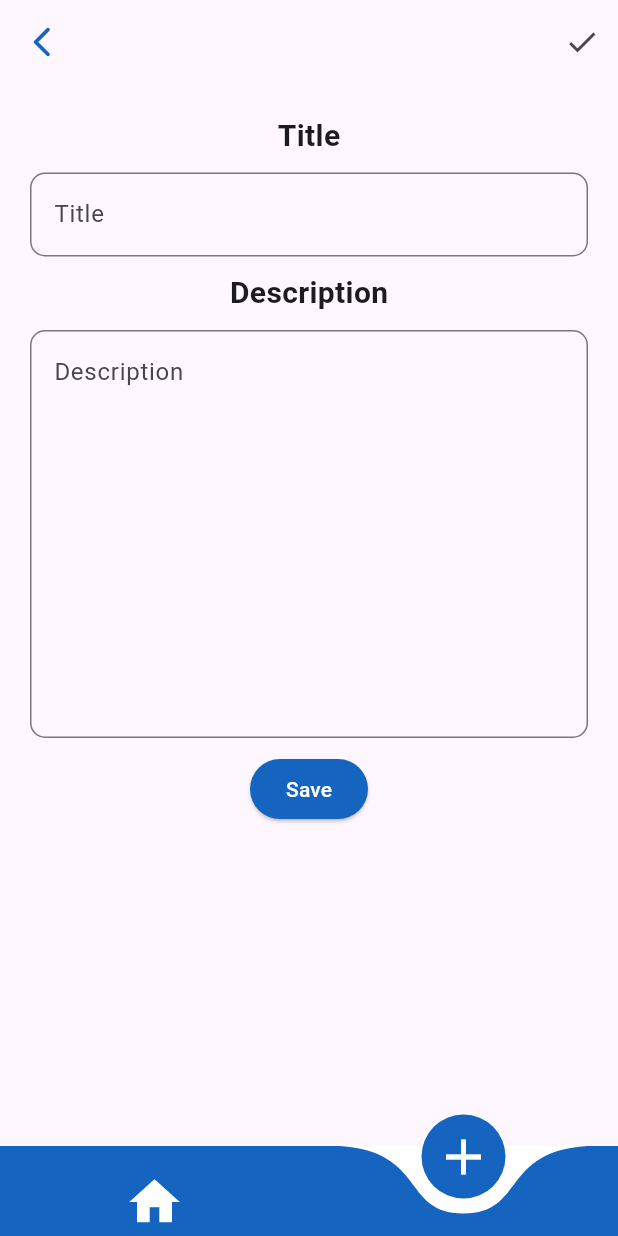
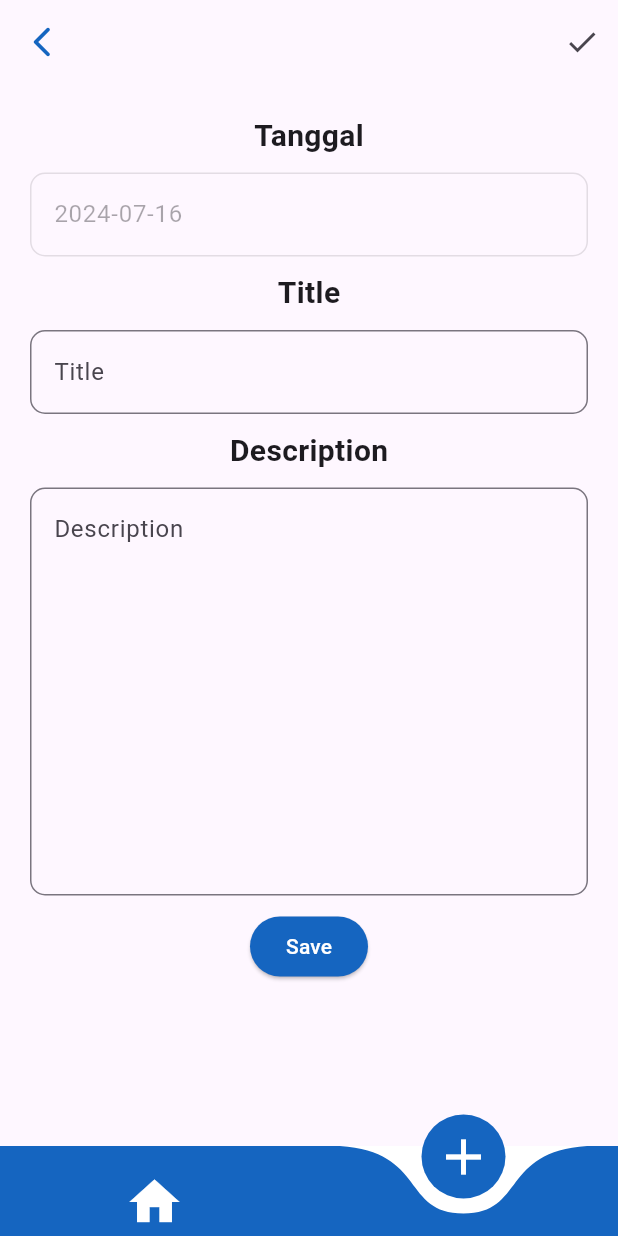
Before and after one commit to IqbalAndhikaD/notes-magang, a Flutter app: the screen it shows after launch, item 2 of the bottom bar chosen, on a phone screen of 412 x 824 dp. Run offline on Flutter 3.47's test engine with Material 3 defaults, Android fonts, the phone set to English and light mode, and no system bars; drawn by our look-alikes of curved_navigation_bar; our stand-ins replace sqflite; accounts and stored records are empty.

Commit message:
add tangall ke sqflie

```diff
--- a/lib/addnote.dart
+++ b/lib/addnote.dart
@@ -1,6 +1,7 @@
 // ignore_for_file: prefer_const_constructors, camel_case_types, use_build_context_synchronously
 
 import 'package:flutter/material.dart';
+import 'package:intl/intl.dart';
 import 'package:notes/botnavbar.dart';
 import 'package:notes/color.dart';
 import 'package:notes/models/note.dart';
@@ -17,6 +18,8 @@ class addNote extends StatefulWidget {
 class _addNoteState extends State<addNote> {
   final _title = TextEditingController();
   final _description = TextEditingController();
+  final _selectedDate = TextEditingController(
+      text: DateFormat('yyyy-MM-dd').format(DateTime.now()));
 
   @override
   void initState() {
@@ -104,6 +107,36 @@ class _addNoteState extends State<addNote> {
         child: SingleChildScrollView(
           child: Column(
             children: [
+              Text('Tanggal',
+                  style: TextStyle(fontWeight: FontWeight.bold, fontSize: 20)),
+              GestureDetector(
+                onTap: () async {
+                  DateTime? pickedDate = await showDatePicker(
+                    context: context,
+                    initialDate: DateTime.now(),
+                    firstDate: DateTime(2000),
+                    lastDate: DateTime(2101),
+                  );
+                  if (pickedDate != null) {
+                    setState(() {
+                      _selectedDate.text =
+                          DateFormat('yyyy-MM-dd').format(pickedDate);
+                    });
+                  }
+                },
+                child: Container(
+                  margin: EdgeInsets.fromLTRB(0, 10, 0, 10),
+                  child: TextField(
+                    enabled: false,
+                    controller: _selectedDate,
+                    decoration: InputDecoration(
+                      border: OutlineInputBorder(
+                          borderRadius: BorderRadius.circular(10)),
+                      hintText: 'Title',
+                    ),
+                  ),
+                ),
+              ),
               Text('Title',
                   style: TextStyle(fontWeight: FontWeight.bold, fontSize: 20)),
               Container(
@@ -131,7 +164,6 @@ class _addNoteState extends State<addNote> {
                   maxLines: 10,
                 ),
               ),
-
               widget.note == null
                   ? ElevatedButton(
                       style: ButtonStyle(
@@ -180,7 +212,7 @@ class _addNoteState extends State<addNote> {
     final note = Note(
         title: _title.text,
         description: _description.text,
-        createAt: DateTime.now());
+        createAt: DateTime.parse(_selectedDate.text));
     await noteRepo.insert(note: note);
   }
 
```
